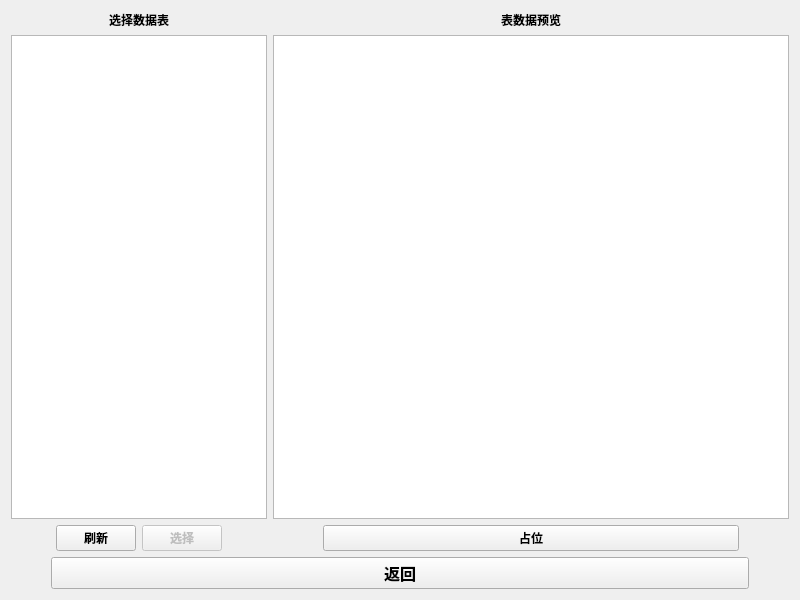
kingry1/GraduationProject-Data-Visualization-System, file views/UI_DbsTableSelect.ui: the form before one commit.
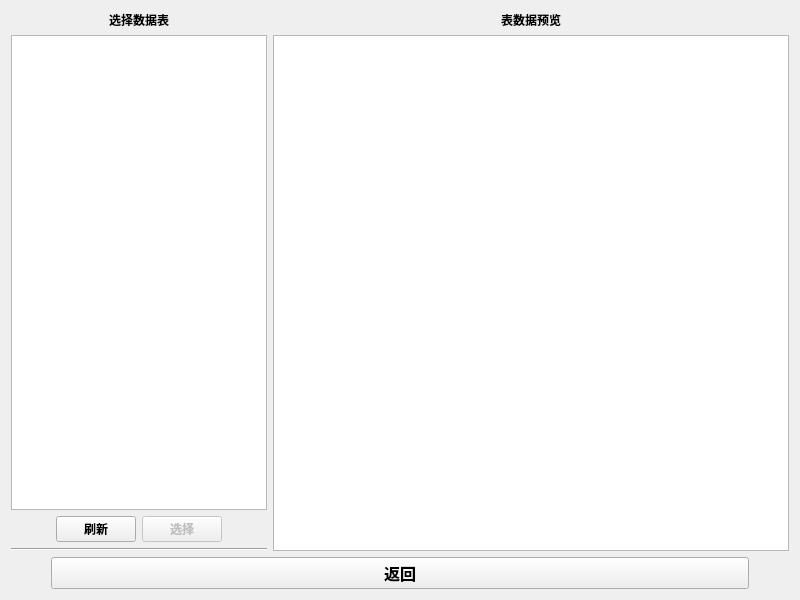
The form after the commit. Icons and pictures are not drawn.

```diff
--- a/views/UI_DbsTableSelect.ui
+++ b/views/UI_DbsTableSelect.ui
@@ -23,7 +23,7 @@
      <item>
       <layout class="QHBoxLayout" name="horizontalLayout_3" stretch="0,1">
        <item>
-        <layout class="QVBoxLayout" name="verticalLayout_6">
+        <layout class="QVBoxLayout" name="verticalLayout_6" stretch="0,1,0,0">
          <item alignment="Qt::AlignHCenter">
           <widget class="QLabel" name="label">
            <property name="font">
@@ -49,7 +49,7 @@
           </widget>
          </item>
          <item>
-          <layout class="QHBoxLayout" name="horizontalLayout_2">
+          <layout class="QHBoxLayout" name="horizontalLayout_2" stretch="0,0,0,0">
            <item>
             <spacer name="horizontalSpacer_3">
              <property name="orientation">
@@ -109,6 +109,13 @@
            </item>
           </layout>
          </item>
+         <item>
+          <widget class="Line" name="line">
+           <property name="orientation">
+            <enum>Qt::Horizontal</enum>
+           </property>
+          </widget>
+         </item>
         </layout>
        </item>
        <item>
@@ -140,56 +147,6 @@
            </attribute>
           </widget>
          </item>
-         <item>
-          <layout class="QHBoxLayout" name="horizontalLayout_4">
-           <item>
-            <spacer name="horizontalSpacer_5">
-             <property name="orientation">
-              <enum>Qt::Horizontal</enum>
-             </property>
-             <property name="sizeType">
-              <enum>QSizePolicy::Maximum</enum>
-             </property>
-             <property name="sizeHint" stdset="0">
-              <size>
-               <width>50</width>
-               <height>20</height>
-              </size>
-             </property>
-            </spacer>
-           </item>
-           <item>
-            <widget class="QPushButton" name="pushButton_2">
-             <property name="font">
-              <font>
-               <family>微软雅黑</family>
-               <weight>75</weight>
-               <bold>true</bold>
-              </font>
-             </property>
-             <property name="text">
-              <string>占位</string>
-             </property>
-            </widget>
-           </item>
-           <item>
-            <spacer name="horizontalSpacer_6">
-             <property name="orientation">
-              <enum>Qt::Horizontal</enum>
-             </property>
-             <property name="sizeType">
-              <enum>QSizePolicy::Maximum</enum>
-             </property>
-             <property name="sizeHint" stdset="0">
-              <size>
-               <width>50</width>
-               <height>20</height>
-              </size>
-             </property>
-            </spacer>
-           </item>
-          </layout>
-         </item>
         </layout>
        </item>
       </layout>
```
